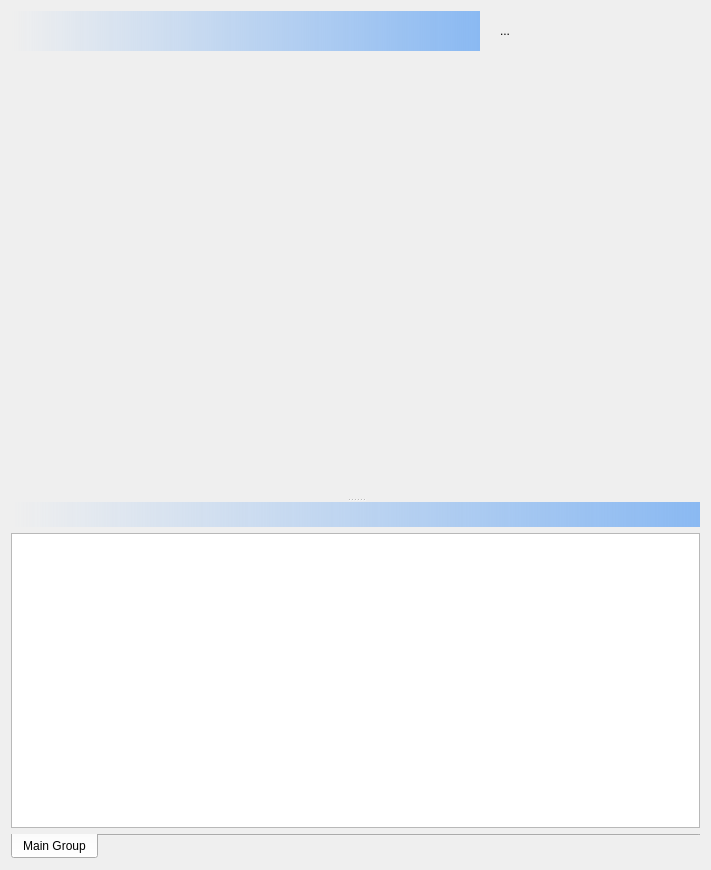
deepskystacker/DSS, file DeepSkyStacker/ui/StackingDlg.ui: the form before one commit.
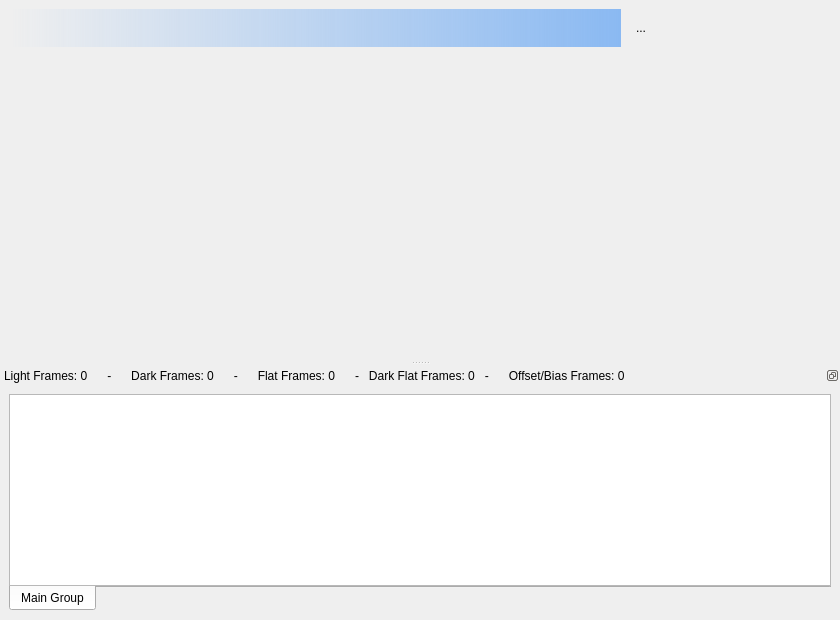
The form after the commit. Icons and pictures are not drawn. Custom widgets are drawn as their Qt base class.

Commit message: Make the image list a dockable window

The edit to the form file:
```diff
--- a/DeepSkyStacker/ui/StackingDlg.ui
+++ b/DeepSkyStacker/ui/StackingDlg.ui
@@ -1,44 +1,35 @@
 <?xml version="1.0" encoding="UTF-8"?>
 <ui version="4.0">
  <class>StackingDlg</class>
- <widget class="QWidget" name="StackingDlg">
+ <widget class="DSS::BayWindow" name="StackingDlg">
   <property name="geometry">
    <rect>
     <x>0</x>
     <y>0</y>
-    <width>711</width>
-    <height>870</height>
+    <width>840</width>
+    <height>620</height>
    </rect>
   </property>
+  <property name="windowTitle">
+   <string>MainWindow</string>
+  </property>
+  <property name="dockOptions">
+   <set>QMainWindow::AllowTabbedDocks|QMainWindow::AnimatedDocks|QMainWindow::ForceTabbedDocks</set>
+  </property>
+  <widget class="QWidget" name="centralwidget">
   <property name="sizePolicy">
    <sizepolicy hsizetype="Expanding" vsizetype="Expanding">
     <horstretch>0</horstretch>
     <verstretch>0</verstretch>
    </sizepolicy>
   </property>
-  <property name="minimumSize">
-   <size>
-    <width>0</width>
-    <height>0</height>
-   </size>
-  </property>
-  <property name="maximumSize">
-   <size>
-    <width>16777215</width>
-    <height>16777215</height>
-   </size>
-  </property>
-  <property name="windowTitle">
-   <string notr="true"/>
-  </property>
   <layout class="QVBoxLayout" name="verticalLayout">
-   <item>
-    <widget class="QSplitter" name="splitter">
-     <property name="orientation">
-      <enum>Qt::Vertical</enum>
-     </property>
-     <widget class="QWidget" name="layoutWidget">
-      <layout class="QVBoxLayout" name="verticalLayout_1">
+    <property name="spacing">
+     <number>1</number>
+    </property>
+    <property name="sizeConstraint">
+     <enum>QLayout::SetDefaultConstraint</enum>
+    </property>
        <item>
         <layout class="QHBoxLayout" name="horizontalLayout">
          <item>
@@ -52,7 +43,7 @@
            <property name="minimumSize">
             <size>
              <width>275</width>
-             <height>40</height>
+          <height>38</height>
             </size>
            </property>
            <property name="styleSheet">
@@ -135,29 +126,50 @@
        </item>
       </layout>
      </widget>
-     <widget class="QWidget" name="layoutWidget_2">
-      <layout class="QGridLayout" name="gridLayout">
-       <item row="0" column="0">
-        <widget class="QLabel" name="listInfo">
+  <widget class="QDockWidget" name="dockWidget">
+   <property name="sizePolicy">
+    <sizepolicy hsizetype="Preferred" vsizetype="Preferred">
+     <horstretch>0</horstretch>
+     <verstretch>0</verstretch>
+    </sizepolicy>
+   </property>
          <property name="minimumSize">
           <size>
-           <width>0</width>
-           <height>25</height>
+     <width>618</width>
+     <height>253</height>
           </size>
          </property>
          <property name="styleSheet">
-          <string notr="true">background: qlineargradient(spread:pad, x1:0, y1:0, x2:1, y2:0, stop:0 rgba(138, 185, 242, 0), stop:1 rgba(138, 185, 242, 255))</string>
-         </property>
-         <property name="text">
           <string notr="true"/>
          </property>
-        </widget>
-       </item>
-       <item row="1" column="0">
+   <property name="features">
+    <set>QDockWidget::DockWidgetFloatable</set>
+   </property>
+   <property name="allowedAreas">
+    <set>Qt::BottomDockWidgetArea</set>
+   </property>
+   <property name="windowTitle">
+    <string notr="true">Light Frames: 0      -      Dark Frames: 0      -      Flat Frames: 0      -   Dark Flat Frames: 0   -      Offset/Bias Frames: 0</string>
+   </property>
+   <attribute name="dockWidgetArea">
+    <number>8</number>
+   </attribute>
+   <widget class="QWidget" name="dockWidgetContents">
+    <property name="sizePolicy">
+     <sizepolicy hsizetype="Expanding" vsizetype="Expanding">
+      <horstretch>0</horstretch>
+      <verstretch>0</verstretch>
+     </sizepolicy>
+    </property>
+    <layout class="QVBoxLayout" name="verticalLayout_2">
+     <property name="spacing">
+      <number>0</number>
+     </property>
+     <item>
         <widget class="QTableView" name="tableView">
          <property name="minimumSize">
           <size>
-           <width>0</width>
+         <width>600</width>
            <height>175</height>
           </size>
          </property>
@@ -178,7 +190,7 @@
          </attribute>
         </widget>
        </item>
-       <item row="2" column="0">
+     <item>
         <widget class="QTabWidget" name="tabWidget">
          <property name="sizePolicy">
           <sizepolicy hsizetype="Expanding" vsizetype="Minimum">
@@ -214,14 +226,12 @@
       </layout>
      </widget>
     </widget>
-   </item>
-  </layout>
  </widget>
  <customwidgets>
   <customwidget>
-   <class>DSS::ImageView</class>
-   <extends>QWidget</extends>
-   <header>imageview.h</header>
+   <class>DSS::BayWindow</class>
+   <extends>QMainWindow</extends>
+   <header>baywindow.h</header>
    <container>1</container>
   </customwidget>
   <customwidget>
@@ -230,6 +240,12 @@
    <header location="global">QLinearGradientCtrl.h</header>
    <container>1</container>
   </customwidget>
+  <customwidget>
+   <class>DSS::ImageView</class>
+   <extends>QWidget</extends>
+   <header>imageview.h</header>
+   <container>1</container>
+  </customwidget>
  </customwidgets>
  <resources>
   <include location="../resources.qrc"/>
```
Left out of the diff: 3 changed lines with no effect on the pictures. Lines whose indentation alone changed are shown as unchanged. The commit also changes 6 other files.
